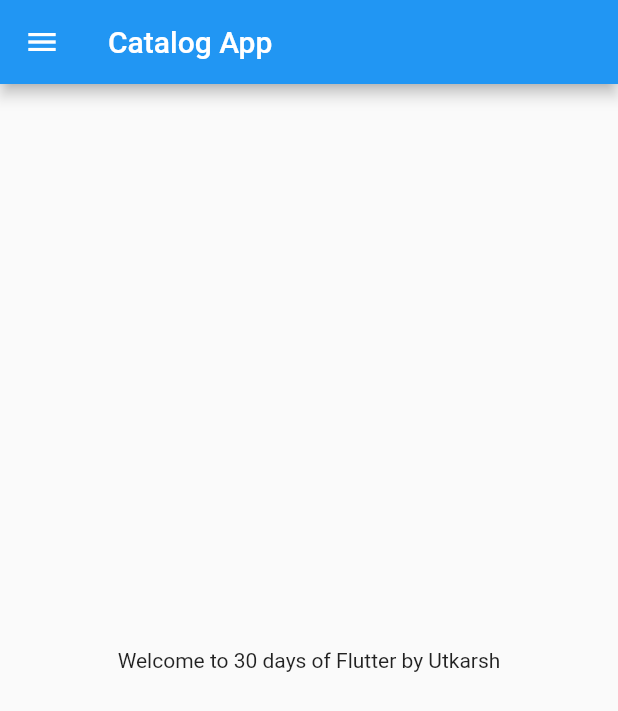
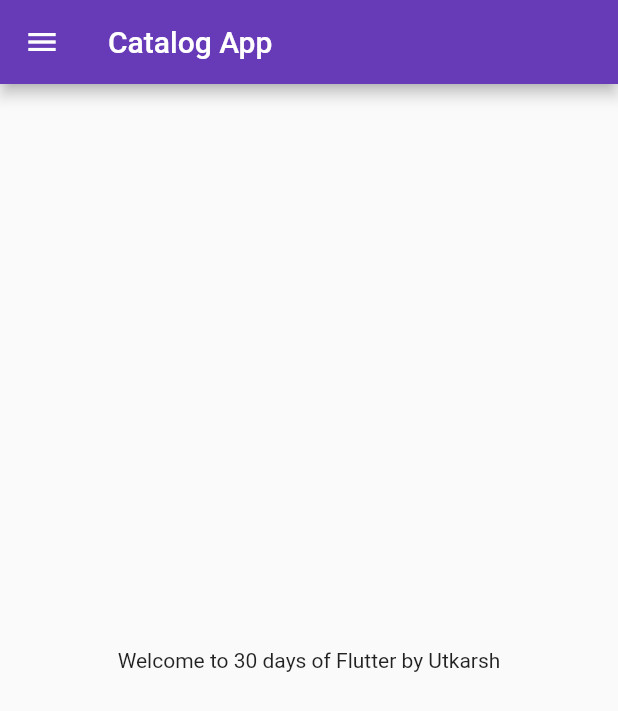
Before and after one commit to TheUtkarshYadav/flutter_catalog, a Flutter app: the screen it shows after launch, on a phone screen of 412 x 824 dp. Shown: the top 711 px of the screen. Run offline on Flutter 3.47's test engine with Material 2 defaults, Android fonts, the phone set to English and light mode, and no system bars.

Commit message:
day 3 completed

```diff
--- a/lib/main.dart
+++ b/lib/main.dart
@@ -1,6 +1,7 @@
 import 'package:flutter/material.dart';
+import 'package:flutter_catalog/pages/login_page.dart';
 
-import 'home_page.dart';
+import 'pages/home_page.dart';
 
 void main() {
   runApp(MyApp());
@@ -11,9 +12,16 @@ class MyApp extends StatelessWidget {
 
   @override
   Widget build(BuildContext context) {
-
     return MaterialApp(
-      home: HomePage(),
+      themeMode: ThemeMode.light,
+      theme: ThemeData(primaryColor: Colors.deepPurple),
+      darkTheme: ThemeData(brightness: Brightness.dark),
+      initialRoute: "/home",
+      routes: {
+        "/": (context) => LogInPage(),
+        "/home": (context) => HomePage(),
+        "/login": (context) => LogInPage(),
+      },
     );
   }
 }
```
Also changed, not shown: lib/pages/login_page.dart (added, +19 -0 lines), lib/pages/home_page.dart (renamed from lib/home_page.dart).
